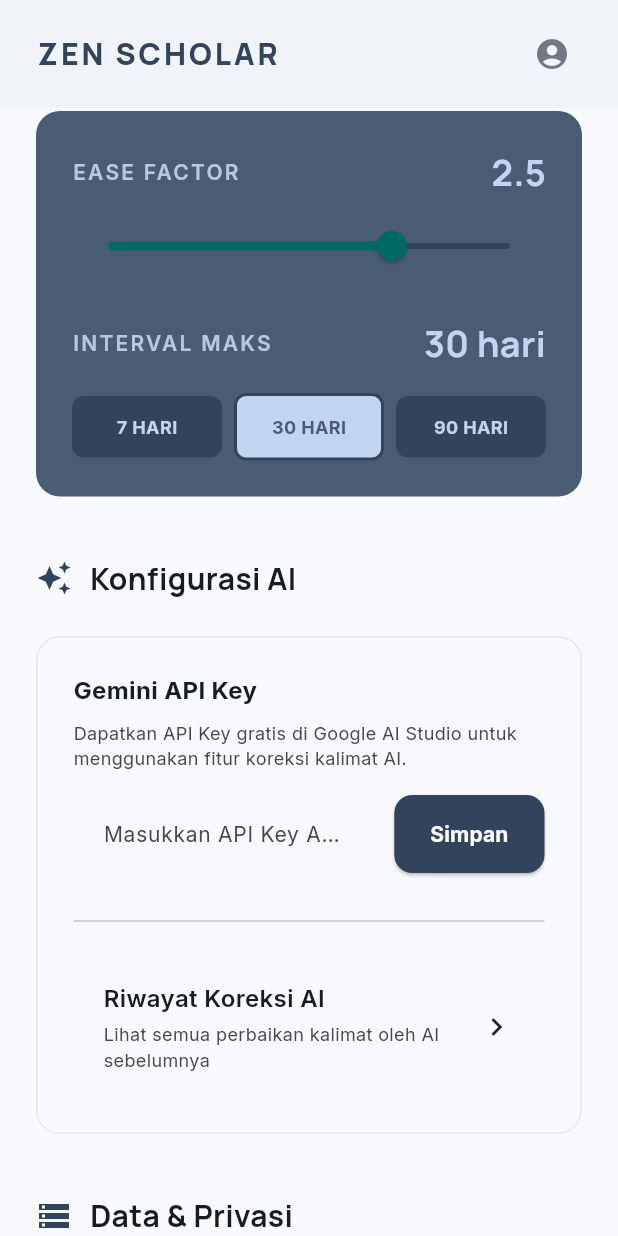
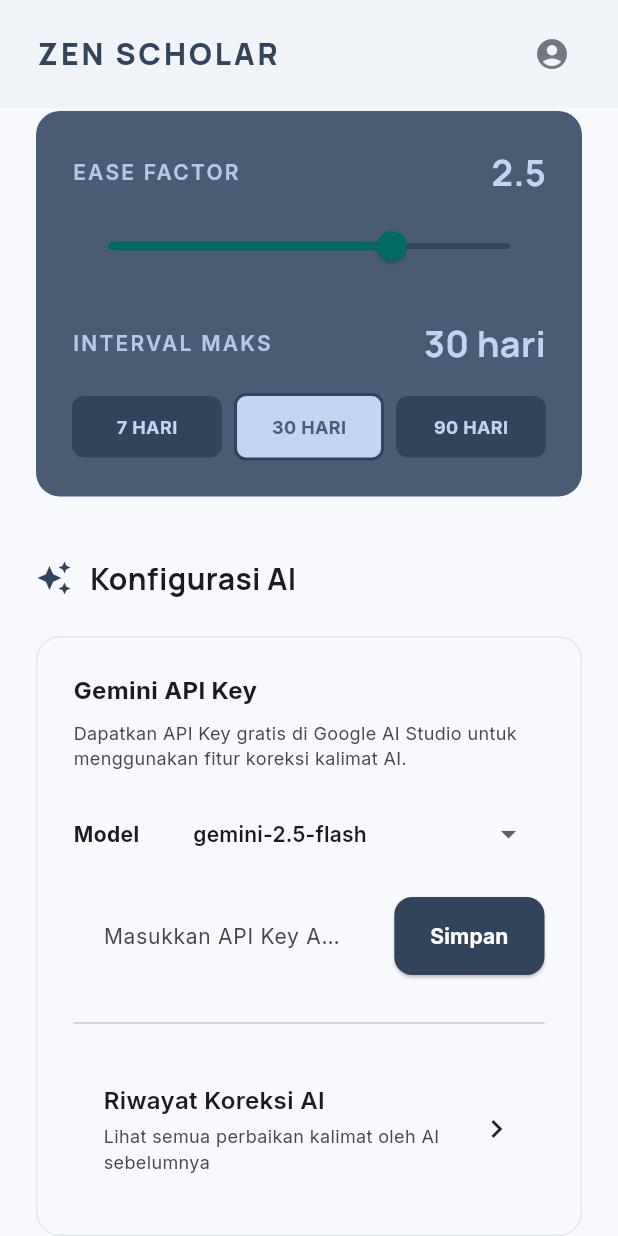
Before and after one commit to diazill/MyKamusPersonal, a Flutter app: the SetelanScreen screen opened directly, scrolled down 576 dp, on a phone screen of 412 x 824 dp. Run offline on Flutter 3.47's test engine with Material 3 defaults, Android fonts, the phone set to English and light mode, and no system bars; our stand-ins replace animated_notch_bottom_bar, cloud_firestore, dio, file_picker, firebase_core, google_fonts and 4 more; accounts and stored records are empty.

Commit message:
feat: add AI model selection and fix SRS ease factor max interval logic

```diff
--- a/lib/screens/setelan_screen.dart
+++ b/lib/screens/setelan_screen.dart
@@ -22,6 +22,7 @@ class SetelanScreen extends StatefulWidget {
 class _SetelanScreenState extends State<SetelanScreen> {
   bool _isDarkMode = false;
   double _easeFactor = 2.5;
+  int _maxInterval = 30;
 
   // Import State
   bool _isImporting = false;
@@ -33,18 +34,51 @@ class _SetelanScreenState extends State<SetelanScreen> {
   // AI Config
   final TextEditingController _apiKeyController = TextEditingController();
   bool _isSavingKey = false;
+  String _selectedAiModel = 'gemini-2.5-flash';
+  final List<String> _aiModels = ['gemini-1.5-flash', 'gemini-1.5-pro', 'gemini-2.5-flash', 'gemini-2.5-pro'];
 
   @override
   void initState() {
     super.initState();
     _loadAppVersion();
     _loadApiKey();
+    _loadSrsSettings();
+  }
+
+  Future<void> _loadSrsSettings() async {
+    final prefs = await SharedPreferences.getInstance();
+    setState(() {
+      _easeFactor = prefs.getDouble('srs_ease_factor') ?? 2.5;
+      _maxInterval = prefs.getInt('srs_max_interval') ?? 30;
+    });
+  }
+
+  Future<void> _saveSrsEaseFactor(double val) async {
+    final prefs = await SharedPreferences.getInstance();
+    await prefs.setDouble('srs_ease_factor', val);
+  }
+
+  Future<void> _saveSrsMaxInterval(int val) async {
+    final prefs = await SharedPreferences.getInstance();
+    await prefs.setInt('srs_max_interval', val);
+    setState(() {
+      _maxInterval = val;
+    });
   }
 
   Future<void> _loadApiKey() async {
     final prefs = await SharedPreferences.getInstance();
     setState(() {
       _apiKeyController.text = prefs.getString('gemini_api_key') ?? '';
+      _selectedAiModel = prefs.getString('gemini_model') ?? 'gemini-2.5-flash';
+    });
+  }
+
+  Future<void> _saveAiModel(String model) async {
+    final prefs = await SharedPreferences.getInstance();
+    await prefs.setString('gemini_model', model);
+    setState(() {
+      _selectedAiModel = model;
     });
   }
 
@@ -265,6 +299,46 @@ class _SetelanScreenState extends State<SetelanScreen> {
                       fontSize: 12,
                       color: colors.onSurfaceVariant,
                     ),
+                  ),
+                  const SizedBox(height: 16),
+                  Row(
+                    children: [
+                      Text(
+                        'Model',
+                        style: TextStyle(
+                          fontFamily: 'Inter',
+                          fontSize: 14,
+                          fontWeight: FontWeight.bold,
+                          color: colors.onSurface,
+                        ),
+                      ),
+                      const SizedBox(width: 16),
+                      Expanded(
+                        child: DropdownButtonFormField<String>(
+                          value: _selectedAiModel,
+                          decoration: InputDecoration(
+                            filled: true,
+                            fillColor: colors.surface,
+                            border: OutlineInputBorder(
+                              borderRadius: BorderRadius.circular(12),
+                              borderSide: BorderSide.none,
+                            ),
+                            contentPadding: const EdgeInsets.symmetric(horizontal: 16, vertical: 14),
+                          ),
+                          items: _aiModels.map((String value) {
+                            return DropdownMenuItem<String>(
+                              value: value,
+                              child: Text(value, style: const TextStyle(fontFamily: 'Inter', fontSize: 14)),
+                            );
+                          }).toList(),
+                          onChanged: (String? newValue) {
+                            if (newValue != null) {
+                              _saveAiModel(newValue);
+                            }
+                          },
+                        ),
+                      ),
+                    ],
                   ),
                   const SizedBox(height: 16),
                   Row(
@@ -851,6 +925,9 @@ class _SetelanScreenState extends State<SetelanScreen> {
                 _easeFactor = val;
               });
             },
+            onChangeEnd: (val) {
+              _saveSrsEaseFactor(val);
+            },
           ),
           const SizedBox(height: 24),
 
@@ -869,7 +946,7 @@ class _SetelanScreenState extends State<SetelanScreen> {
                 ),
               ),
               Text(
-                '30 hari',
+                '$_maxInterval hari',
                 style: TextStyle(
                   fontFamily: 'Manrope',
                   fontSize: 24,
@@ -882,11 +959,11 @@ class _SetelanScreenState extends State<SetelanScreen> {
           const SizedBox(height: 16),
           Row(
             children: [
-              Expanded(child: _buildIntervalBtn('7 HARI', false, colors)),
+              Expanded(child: _buildIntervalBtn('7 HARI', _maxInterval == 7, colors, () => _saveSrsMaxInterval(7))),
               const SizedBox(width: 8),
-              Expanded(child: _buildIntervalBtn('30 HARI', true, colors)),
+              Expanded(child: _buildIntervalBtn('30 HARI', _maxInterval == 30, colors, () => _saveSrsMaxInterval(30))),
               const SizedBox(width: 8),
-              Expanded(child: _buildIntervalBtn('90 HARI', false, colors)),
+              Expanded(child: _buildIntervalBtn('90 HARI', _maxInterval == 90, colors, () => _saveSrsMaxInterval(90))),
             ],
           ),
         ],
@@ -894,8 +971,10 @@ class _SetelanScreenState extends State<SetelanScreen> {
     );
   }
 
-  Widget _buildIntervalBtn(String text, bool isSelected, ColorScheme colors) {
-    return Container(
+  Widget _buildIntervalBtn(String text, bool isSelected, ColorScheme colors, VoidCallback onTap) {
+    return GestureDetector(
+      onTap: onTap,
+      child: Container(
         padding: const EdgeInsets.symmetric(vertical: 12),
         decoration: BoxDecoration(
           color: isSelected ? colors.onPrimaryContainer : colors.primary,
@@ -910,6 +989,7 @@ class _SetelanScreenState extends State<SetelanScreen> {
             fontSize: 12,
             fontWeight: FontWeight.bold,
             color: isSelected ? colors.primaryContainer : colors.onPrimaryContainer,
+          ),
         ),
       ),
     );
--- a/lib/services/ai_service.dart
+++ b/lib/services/ai_service.dart
@@ -10,14 +10,20 @@ class AIService {
     return prefs.getString('gemini_api_key');
   }
 
+  Future<String> _getAiModel() async {
+    final prefs = await SharedPreferences.getInstance();
+    return prefs.getString('gemini_model') ?? 'gemini-2.5-flash';
+  }
+
   Future<Map<String, String>> correctJapaneseSentence(Sentence sentence) async {
     final apiKey = await _getApiKey();
     if (apiKey == null || apiKey.isEmpty) {
       throw Exception('API Key Gemini belum disetel. Silakan atur di menu Setelan.');
     }
+    final modelName = await _getAiModel();
 
     final model = GenerativeModel(
-      model: 'gemini-2.5-flash',
+      model: modelName,
       apiKey: apiKey,
     );
 
@@ -80,9 +86,10 @@
     if (apiKey == null || apiKey.isEmpty) {
       throw Exception('API Key Gemini belum disetel. Silakan atur di menu Setelan.');
     }
+    final modelName = await _getAiModel();
 
     final model = GenerativeModel(
-      model: 'gemini-2.5-flash',
+      model: modelName,
       apiKey: apiKey,
     );
 
--- a/pubspec.yaml
+++ b/pubspec.yaml
@@ -16,7 +16,7 @@ publish_to: 'none' # Remove this line if you wish to publish to pub.dev
 # https://developer.apple.com/library/archive/documentation/General/Reference/InfoPlistKeyReference/Articles/CoreFoundationKeys.html
 # In Windows, build-name is used as the major, minor, and patch parts
 # of the product and file versions while build-number is used as the build suffix.
-version: 1.0.4+8
+version: 1.0.5+9
 
 environment:
   sdk: ^3.11.1
```
Also changed, not shown: lib/screens/srs_session_screen.dart (+19 -3 lines). Lines whose indentation alone changed are shown as unchanged.
